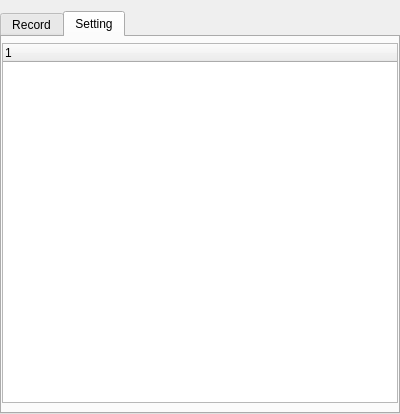
Old version of the form src/ui/recorder.ui in the repository shikishima-TasakiLab/rviz2_bag.
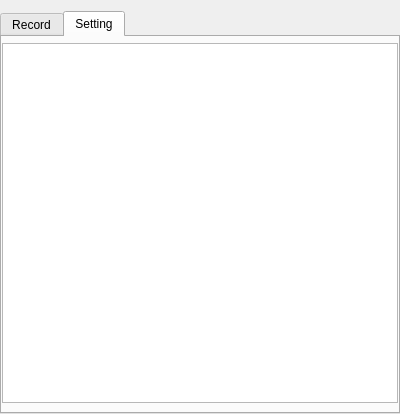
New version of the form. The open tabs and pages were chosen to show the change. Icons and pictures are not drawn.

Commit message: 表示の修正

The edit to the form file:
```diff
--- a/src/ui/recorder.ui
+++ b/src/ui/recorder.ui
@@ -218,6 +218,9 @@
        </property>
        <item>
         <widget class="QTreeWidget" name="tree__setting">
+         <property name="headerHidden">
+          <bool>true</bool>
+         </property>
          <column>
           <property name="text">
            <string/>
```
Left out of the diff: 2 changed lines with no effect on the pictures. The commit also changes 1 other file.
